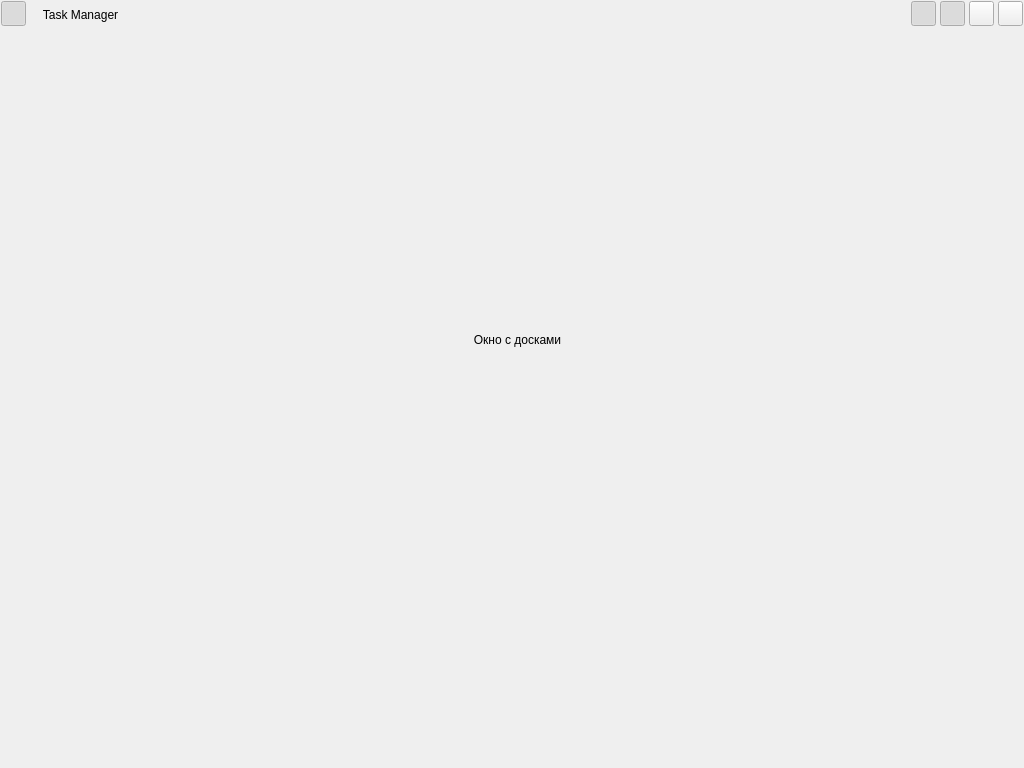
Ser4ey/FEFI_project5, file UI/ui_form.ui: the form before one commit.
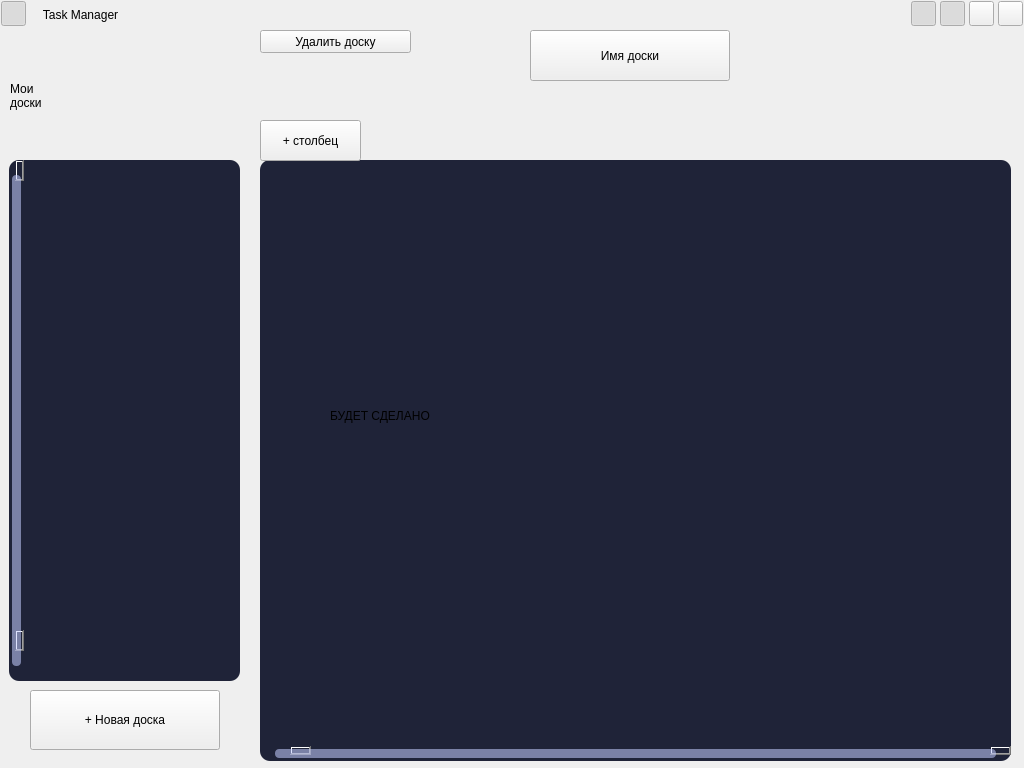
The form after the commit. The open tabs and pages were chosen to show the change. Icons and pictures are not drawn.

Commit message: Add desks table (WIP)

Diff of the .ui file:
```diff
--- a/UI/ui_form.ui
+++ b/UI/ui_form.ui
@@ -188,8 +188,8 @@
      <rect>
       <x>0</x>
       <y>30</y>
-      <width>1021</width>
-      <height>741</height>
+      <width>1024</width>
+      <height>738</height>
      </rect>
     </property>
     <property name="currentIndex">
@@ -799,26 +799,343 @@
      </widget>
     </widget>
     <widget class="QWidget" name="desks_page">
-     <widget class="QLabel" name="headerText_5">
+     <widget class="QWidget" name="desksPlane" native="true">
       <property name="geometry">
        <rect>
-        <x>290</x>
-        <y>290</y>
-        <width>455</width>
-        <height>40</height>
+        <x>0</x>
+        <y>0</y>
+        <width>250</width>
+        <height>738</height>
        </rect>
+      </property>
+      <property name="class" stdset="0">
+       <string>plane</string>
+      </property>
+      <widget class="QLabel" name="label">
+       <property name="geometry">
+        <rect>
+         <x>10</x>
+         <y>10</y>
+         <width>231</width>
+         <height>111</height>
+        </rect>
+       </property>
+       <property name="text">
+        <string>Мои
+доски</string>
+       </property>
+       <property name="class" stdset="0">
+        <string>title</string>
+       </property>
+      </widget>
+      <widget class="QScrollArea" name="desksArea">
+       <property name="geometry">
+        <rect>
+         <x>9</x>
+         <y>130</y>
+         <width>231</width>
+         <height>521</height>
+        </rect>
+       </property>
+       <property name="layoutDirection">
+        <enum>Qt::RightToLeft</enum>
+       </property>
+       <property name="styleSheet">
+        <string notr="true">QScrollArea {
+    border-radius: 10px;
+    background-color: #1f2338;
+}
+
+QScrollBar:vertical {
+    background: transparent;
+    width: 15px;
+    margin: 15px 3px 15px 3px;
+    border: 1px transparent #2A2929;
+    border-radius: 4px;
+}
+
+QScrollBar::handle:vertical {
+    background-color: rgba(196, 205, 255, 0.555);
+    min-height: 5px;
+    border-radius: 4px;
+}
+
+QScrollBar::sub-line:vertical {
+    margin: 3px 0px 3px 0px;
+    border-image: url(:/qss_icons/rc/up_arrow_disabled.png);
+    height: 10px;
+    width: 10px;
+    subcontrol-position: top;
+    subcontrol-origin: margin;
+}
+
+QScrollBar::add-line:vertical {
+    margin: 3px 0px 3px 0px;
+    border-image: url(:/qss_icons/rc/down_arrow_disabled.png);
+    height: 10px;
+    width: 10px;
+    subcontrol-position: bottom;
+    subcontrol-origin: margin;
+}
+
+QScrollBar::sub-line:vertical:hover, QScrollBar::sub-line:vertical:on {
+    border-image: url(:/qss_icons/rc/up_arrow.png);
+    height: 10px;
+    width: 10px;
+    subcontrol-position: top;
+    subcontrol-origin: margin;
+}
+
+QScrollBar::add-line:vertical:hover, QScrollBar::add-line:vertical:on {
+    border-image: url(:/qss_icons/rc/down_arrow.png);
+    height: 10px;
+    width: 10px;
+    subcontrol-position: bottom;
+    subcontrol-origin: margin;
+}
+
+QScrollBar::up-arrow:vertical, QScrollBar::down-arrow:vertical {
+    background: none;
+}
+
+QScrollBar::add-page:vertical, QScrollBar::sub-page:vertical {
+    background: none;
+}
+
+QScrollArea QWidget {
+    background-color: transparent;
+}
+</string>
+       </property>
+       <property name="frameShape">
+        <enum>QFrame::NoFrame</enum>
+       </property>
+       <property name="verticalScrollBarPolicy">
+        <enum>Qt::ScrollBarAlwaysOn</enum>
+       </property>
+       <property name="widgetResizable">
+        <bool>true</bool>
+       </property>
+       <property name="alignment">
+        <set>Qt::AlignHCenter|Qt::AlignTop</set>
+       </property>
+       <widget class="QWidget" name="scrollAreaWidgetContents">
+        <property name="geometry">
+         <rect>
+          <x>0</x>
+          <y>0</y>
+          <width>216</width>
+          <height>521</height>
+         </rect>
+        </property>
+       </widget>
+      </widget>
+      <widget class="QPushButton" name="newdeskButton">
+       <property name="geometry">
+        <rect>
+         <x>30</x>
+         <y>660</y>
+         <width>190</width>
+         <height>60</height>
+        </rect>
+       </property>
+       <property name="cursor">
+        <cursorShape>PointingHandCursor</cursorShape>
+       </property>
+       <property name="layoutDirection">
+        <enum>Qt::LeftToRight</enum>
+       </property>
+       <property name="text">
+        <string>+ Новая доска</string>
+       </property>
+       <property name="class" stdset="0">
+        <string>hintButton</string>
+       </property>
+      </widget>
+     </widget>
+     <widget class="QPushButton" name="desknameButton">
+      <property name="geometry">
+       <rect>
+        <x>530</x>
+        <y>0</y>
+        <width>200</width>
+        <height>51</height>
+       </rect>
+      </property>
+      <property name="cursor">
+       <cursorShape>PointingHandCursor</cursorShape>
       </property>
       <property name="layoutDirection">
        <enum>Qt::LeftToRight</enum>
       </property>
       <property name="text">
-       <string>Окно с досками</string>
+       <string>Имя доски</string>
+      </property>
+      <property name="class" stdset="0">
+       <string>regularButton</string>
+      </property>
+     </widget>
+     <widget class="QScrollArea" name="desksArea_2">
+      <property name="geometry">
+       <rect>
+        <x>260</x>
+        <y>130</y>
+        <width>751</width>
+        <height>601</height>
+       </rect>
+      </property>
+      <property name="layoutDirection">
+       <enum>Qt::RightToLeft</enum>
+      </property>
+      <property name="styleSheet">
+       <string notr="true">QScrollArea {
+    border-radius: 10px;
+    background-color: #1f2338;
+}
+
+QScrollBar:horizontal {
+    background: transparent;
+    height: 15px;
+    margin: 3px 15px 3px 15px;
+    border: 1px transparent #2A2929;
+    border-radius: 4px;
+}
+
+QScrollBar::handle:horizontal {
+    background-color: rgba(196, 205, 255, 0.555);
+    min-width: 5px;
+    border-radius: 4px;
+}
+
+QScrollBar::sub-line:horizontal {
+    margin: 0px 3px 0px 3px;
+    border-image: url(:/qss_icons/rc/left_arrow_disabled.png);
+    height: 10px;
+    width: 10px;
+    subcontrol-position: left;
+    subcontrol-origin: margin;
+}
+
+QScrollBar::add-line:horizontal {
+    margin: 0px 3px 0px 3px;
+    border-image: url(:/qss_icons/rc/right_arrow_disabled.png);
+    height: 10px;
+    width: 10px;
+    subcontrol-position: right;
+    subcontrol-origin: margin;
+}
+
+QScrollBar::sub-line:horizontal:hover, QScrollBar::sub-line:horizontal:on {
+    border-image: url(:/qss_icons/rc/left_arrow.png);
+    height: 10px;
+    width: 10px;
+    subcontrol-position: left;
+    subcontrol-origin: margin;
+}
+
+QScrollBar::add-line:horizontal:hover, QScrollBar::add-line:horizontal:on {
+    border-image: url(:/qss_icons/rc/right_arrow.png);
+    height: 10px;
+    width: 10px;
+    subcontrol-position: right;
+    subcontrol-origin: margin;
+}
+
+QScrollBar::left-arrow:horizontal, QScrollBar::right-arrow:horizontal {
+    background: none;
+}
+
+QScrollBar::add-page:horizontal, QScrollBar::sub-page:horizontal {
+    background: none;
+}
+
+
+QScrollArea QWidget {
+    background-color: transparent;
+}
+</string>
+      </property>
+      <property name="frameShape">
+       <enum>QFrame::NoFrame</enum>
+      </property>
+      <property name="verticalScrollBarPolicy">
+       <enum>Qt::ScrollBarAlwaysOff</enum>
+      </property>
+      <property name="horizontalScrollBarPolicy">
+       <enum>Qt::ScrollBarAlwaysOn</enum>
+      </property>
+      <property name="widgetResizable">
+       <bool>true</bool>
       </property>
       <property name="alignment">
-       <set>Qt::AlignCenter</set>
+       <set>Qt::AlignHCenter|Qt::AlignTop</set>
       </property>
+      <widget class="QWidget" name="scrollAreaWidgetContents_2">
+       <property name="geometry">
+        <rect>
+         <x>0</x>
+         <y>0</y>
+         <width>751</width>
+         <height>586</height>
+        </rect>
+       </property>
+       <widget class="QLabel" name="label_2">
+        <property name="geometry">
+         <rect>
+          <x>70</x>
+          <y>200</y>
+          <width>661</width>
+          <height>111</height>
+         </rect>
+        </property>
+        <property name="text">
+         <string>БУДЕТ СДЕЛАНО</string>
+        </property>
+        <property name="class" stdset="0">
+         <string>title</string>
+        </property>
+       </widget>
+      </widget>
+     </widget>
+     <widget class="QPushButton" name="addcolomnButton">
+      <property name="geometry">
+       <rect>
+        <x>260</x>
+        <y>90</y>
+        <width>101</width>
+        <height>41</height>
+       </rect>
+      </property>
+      <property name="cursor">
+       <cursorShape>PointingHandCursor</cursorShape>
+      </property>
+      <property name="layoutDirection">
+       <enum>Qt::LeftToRight</enum>
+      </property>
+      <property name="text">
+       <string>+ столбец</string>
+      </property>
       <property name="class" stdset="0">
-       <string>smallheaderText</string>
+       <string>hintButton</string>
+      </property>
+     </widget>
+     <widget class="QPushButton" name="deletedeskButton">
+      <property name="geometry">
+       <rect>
+        <x>260</x>
+        <y>0</y>
+        <width>151</width>
+        <height>23</height>
+       </rect>
+      </property>
+      <property name="cursor">
+       <cursorShape>PointingHandCursor</cursorShape>
+      </property>
+      <property name="text">
+       <string>Удалить доску</string>
+      </property>
+      <property name="class" stdset="0">
+       <string>redButton</string>
       </property>
      </widget>
     </widget>
```
Left out of the diff: 2 changed lines with no effect on the pictures. The commit also changes 3 other files.
